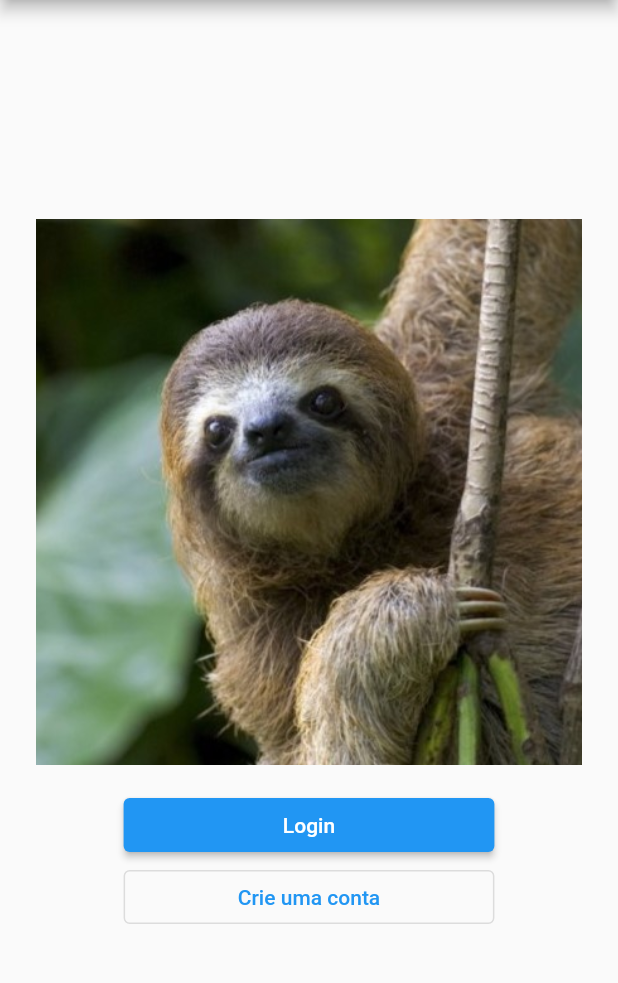
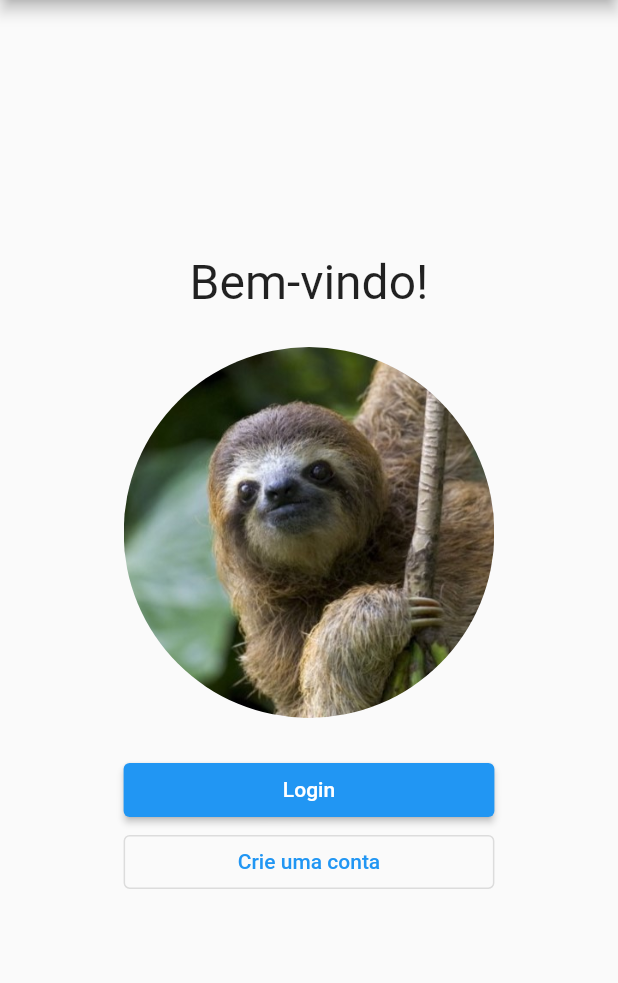
Before and after one commit to mateusvagner/foli-client-mobile, a Flutter app: the screen it shows after launch, on a phone screen of 412 x 824 dp, the part 84-1067 px from its top. Run offline on Flutter 3.47's test engine with Material 2 defaults, Android fonts, the phone set to English and light mode, and no system bars.

Commit message:
refactor: add more info in login screen

```diff
--- a/lib/login_screen.dart
+++ b/lib/login_screen.dart
@@ -17,14 +17,28 @@ class _LoginScreenState extends State<LoginScreen> {
         title: Text(widget.title),
       ),
       body: Center(
-        child: Padding(
-          padding: const EdgeInsets.all(24.0),
         child: Column(
           mainAxisAlignment: MainAxisAlignment.center,
           children: <Widget>[
-              Image.asset('assets/images/sloth.jpg'),
+            const Text(
+              "Bem-vindo!",
+              style: TextStyle(
+                fontSize: 32.0,
+              ),
+            ),
             const SizedBox(
-                height: 16.0,
+              height: 24.0,
+            ),
+            ClipRRect(
+              borderRadius: BorderRadius.circular(
+                  MediaQuery.of(context).size.width * 0.6 / 2),
+              child: Image.asset(
+                'assets/images/sloth.jpg',
+                width: MediaQuery.of(context).size.width * 0.6,
+              ),
+            ),
+            const SizedBox(
+              height: 24.0,
             ),
             SizedBox(
               width: MediaQuery.of(context).size.width * 0.6,
@@ -43,7 +57,6 @@ class _LoginScreenState extends State<LoginScreen> {
           ],
         ),
       ),
-      ),
     );
   }
 }
```
Lines whose indentation alone changed are shown as unchanged.
